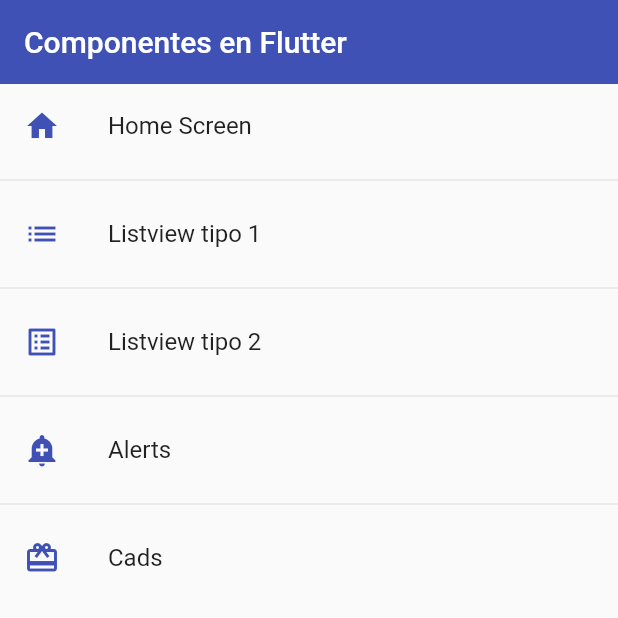
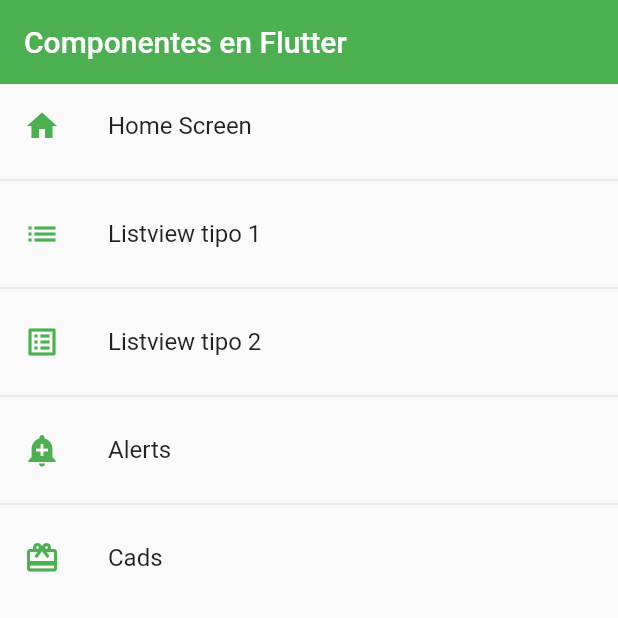
Before and after one commit to marwilc/flutter_components_app, a Flutter app: the screen it shows after launch, on a phone screen of 412 x 824 dp, the top half of it. Run offline on Flutter 3.47's test engine with Material 2 defaults, Android fonts, the phone set to English and light mode, and no system bars.

Commit message:
:sparkles: added main theme

```diff
--- a/lib/main.dart
+++ b/lib/main.dart
@@ -1,4 +1,5 @@
 import 'package:fl_components_app/screens/screens.dart';
+import 'package:fl_components_app/theme/app_theme.dart';
 import 'package:flutter/material.dart';
 
 import 'router/app_routes.dart';
@@ -11,21 +12,11 @@
   @override
   Widget build(BuildContext context) {
     return MaterialApp(
-      debugShowCheckedModeBanner: false,
-      title: 'Material App',
-      initialRoute: AppRoutes.initialRoute,
-      routes: AppRoutes.getAppRoutes(),
-      onGenerateRoute: AppRoutes.onGenerateRoute,
-      theme: ThemeData.light().copyWith(
-        // Color primario
-        primaryColor: Colors.indigo,
-
-        // appbar theme
-        appBarTheme: const AppBarTheme(
-          color: Colors.indigo,
-          elevation: 0
-        )
-      ),
-    );
+        debugShowCheckedModeBanner: false,
+        title: 'Material App',
+        initialRoute: AppRoutes.initialRoute,
+        routes: AppRoutes.getAppRoutes(),
+        onGenerateRoute: AppRoutes.onGenerateRoute,
+        theme: AppTheme.lightTheme);
   }
 }
--- a/lib/screens/home_screen.dart
+++ b/lib/screens/home_screen.dart
@@ -1,5 +1,6 @@
 import 'package:fl_components_app/router/app_routes.dart';
 import 'package:fl_components_app/screens/screens.dart';
+import 'package:fl_components_app/theme/app_theme.dart';
 import 'package:flutter/material.dart';
 
 class HomeScreen extends StatelessWidget {
@@ -7,7 +8,6 @@
 
   @override
   Widget build(BuildContext context) {
-
     final menuOptions = AppRoutes.menuOptions;
 
     return Scaffold(
@@ -16,7 +16,7 @@
         ),
         body: ListView.separated(
             itemBuilder: ((context, i) => ListTile(
-                  leading: Icon(menuOptions[i].icon, color: Colors.indigo),
+                  leading: Icon(menuOptions[i].icon, color: AppTheme.primary),
                   title: Text(menuOptions[i].name),
                   onTap: () {
                     Navigator.pushNamed(context, menuOptions[i].route);
--- /dev/null
+++ b/lib/theme/app_theme.dart
@@ -0,0 +1,22 @@
+import 'package:flutter/material.dart';
+
+class AppTheme {
+  static const Color primary = Colors.green;
+  static final ThemeData lightTheme = ThemeData.light().copyWith(
+    // Color primario
+    primaryColor: primary,
+
+    // appbar theme
+    appBarTheme: const AppBarTheme(color: primary, elevation: 0),
+  );
+
+  static final ThemeData darkTheme = ThemeData.dark().copyWith(
+    // Color primario
+    primaryColor: primary,
+
+    // appbar theme
+    appBarTheme: const AppBarTheme(color: primary, elevation: 0),
+
+    scaffoldBackgroundColor: Colors.black
+  );
+}
```
